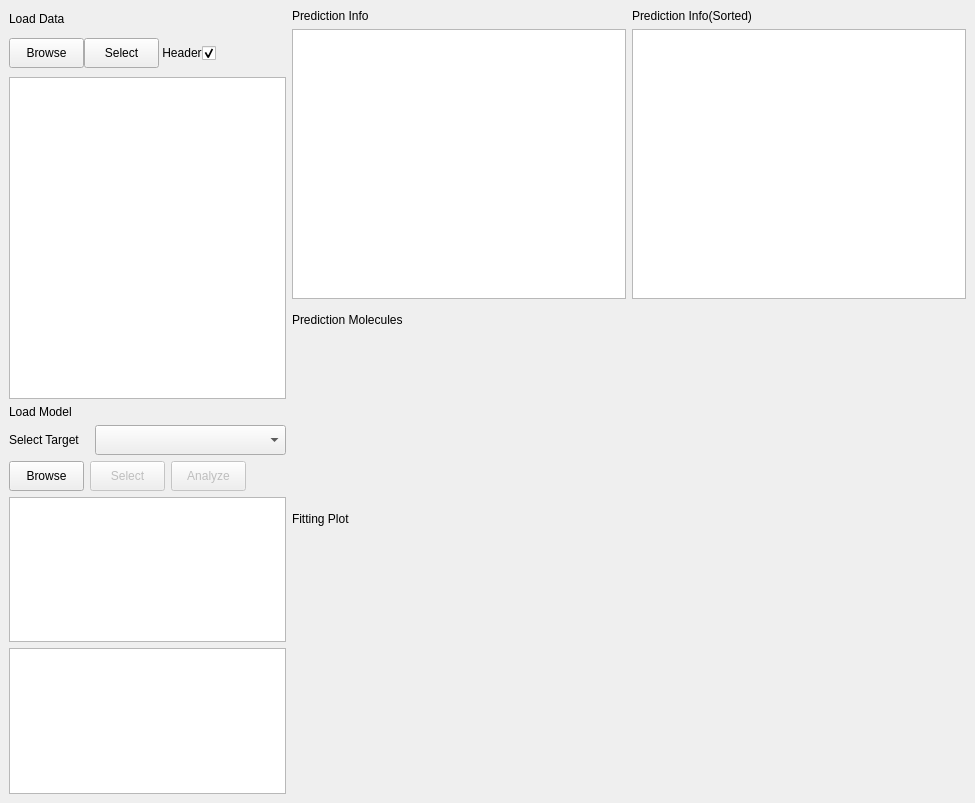
Qt form QSAR-UI/mainwindow3.ui (sheMnapion/AI-QSAR) before a commit.
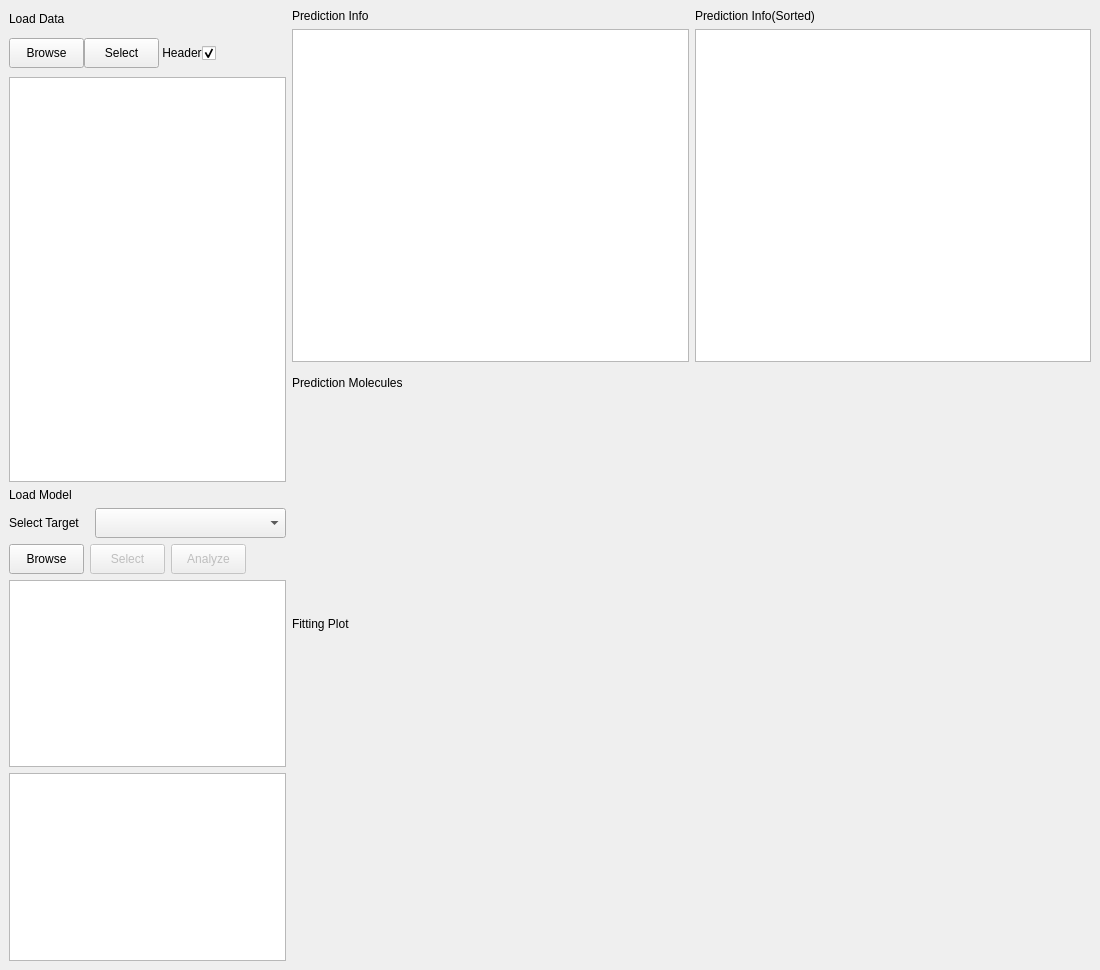
The same form after that commit.

Commit message: Add molecule plot wit rdkit, fix problem of size

What changed in the file:
```diff
--- a/QSAR-UI/mainwindow3.ui
+++ b/QSAR-UI/mainwindow3.ui
@@ -6,8 +6,8 @@
    <rect>
     <x>0</x>
     <y>0</y>
-    <width>975</width>
-    <height>803</height>
+    <width>1100</width>
+    <height>970</height>
    </rect>
   </property>
   <property name="sizePolicy">
@@ -22,7 +22,7 @@
   <widget class="QWidget" name="centralwidget">
    <layout class="QHBoxLayout" name="horizontalLayout_7">
     <item>
-     <layout class="QHBoxLayout" name="horizontalLayout_4" stretch="2,5">
+     <layout class="QHBoxLayout" name="horizontalLayout_4" stretch="0,5">
       <item>
        <layout class="QVBoxLayout" name="verticalLayout_2" stretch="25,25">
         <property name="sizeConstraint">
@@ -555,125 +555,70 @@
               </widget>
              </item>
              <item>
-              <layout class="QHBoxLayout" name="molPlotLayout">
+              <layout class="QHBoxLayout" name="molPlotLayout" stretch="1,1,1,1,1">
                <item>
-                <widget class="QWidget" name="molPlotWidget_1" native="true">
+                <widget class="QLabel" name="label_10">
                  <property name="minimumSize">
                   <size>
-                   <width>120</width>
+                   <width>145</width>
                    <height>0</height>
                   </size>
                  </property>
-                 <layout class="QHBoxLayout" name="molPlotLayout_1">
-                  <property name="leftMargin">
-                   <number>0</number>
-                  </property>
-                  <property name="topMargin">
-                   <number>0</number>
-                  </property>
-                  <property name="rightMargin">
-                   <number>0</number>
-                  </property>
-                  <property name="bottomMargin">
-                   <number>0</number>
-                  </property>
-                 </layout>
+                 <property name="text">
+                  <string/>
+                 </property>
                 </widget>
                </item>
                <item>
-                <widget class="QWidget" name="molPlotWidget_2" native="true">
+                <widget class="QLabel" name="label_12">
                  <property name="minimumSize">
                   <size>
-                   <width>120</width>
+                   <width>145</width>
                    <height>0</height>
                   </size>
                  </property>
-                 <layout class="QHBoxLayout" name="molPlotLayout_2">
-                  <property name="leftMargin">
-                   <number>0</number>
-                  </property>
-                  <property name="topMargin">
-                   <number>0</number>
-                  </property>
-                  <property name="rightMargin">
-                   <number>0</number>
-                  </property>
-                  <property name="bottomMargin">
-                   <number>0</number>
-                  </property>
-                 </layout>
+                 <property name="text">
+                  <string/>
+                 </property>
                 </widget>
                </item>
                <item>
-                <widget class="QWidget" name="molPlotWidget_3" native="true">
+                <widget class="QLabel" name="label_11">
                  <property name="minimumSize">
                   <size>
-                   <width>120</width>
+                   <width>145</width>
                    <height>0</height>
                   </size>
                  </property>
-                 <layout class="QHBoxLayout" name="molPlotLayout_3">
-                  <property name="leftMargin">
-                   <number>0</number>
-                  </property>
-                  <property name="topMargin">
-                   <number>0</number>
-                  </property>
-                  <property name="rightMargin">
-                   <number>0</number>
-                  </property>
-                  <property name="bottomMargin">
-                   <number>0</number>
-                  </property>
-                 </layout>
+                 <property name="text">
+                  <string/>
+                 </property>
                 </widget>
                </item>
                <item>
-                <widget class="QWidget" name="molPlotWidget_4" native="true">
+                <widget class="QLabel" name="label_9">
                  <property name="minimumSize">
                   <size>
-                   <width>120</width>
+                   <width>145</width>
                    <height>0</height>
                   </size>
                  </property>
-                 <layout class="QHBoxLayout" name="molPlotLayout_4">
-                  <property name="leftMargin">
-                   <number>0</number>
-                  </property>
-                  <property name="topMargin">
-                   <number>0</number>
-                  </property>
-                  <property name="rightMargin">
-                   <number>0</number>
-                  </property>
-                  <property name="bottomMargin">
-                   <number>0</number>
-                  </property>
-                 </layout>
+                 <property name="text">
+                  <string/>
+                 </property>
                 </widget>
                </item>
                <item>
-                <widget class="QWidget" name="molPlotWidget_5" native="true">
+                <widget class="QLabel" name="label_13">
                  <property name="minimumSize">
                   <size>
-                   <width>120</width>
+                   <width>145</width>
                    <height>0</height>
                   </size>
                  </property>
-                 <layout class="QHBoxLayout" name="molPlotLayout_5">
-                  <property name="leftMargin">
-                   <number>0</number>
-                  </property>
-                  <property name="topMargin">
-                   <number>0</number>
-                  </property>
-                  <property name="rightMargin">
-                   <number>0</number>
-                  </property>
-                  <property name="bottomMargin">
-                   <number>0</number>
-                  </property>
-                 </layout>
+                 <property name="text">
+                  <string/>
+                 </property>
                 </widget>
                </item>
               </layout>
```
Left out of the diff: 2 changed lines with no effect on the pictures. The commit also changes 2 other files.
